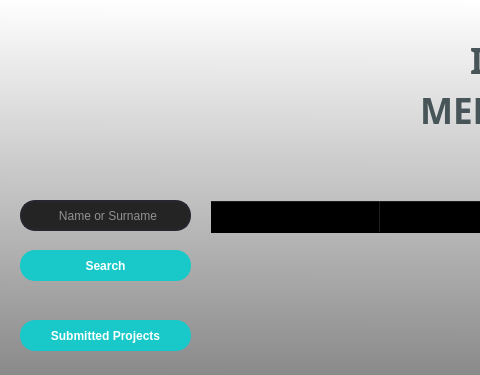
Old version of the form interviews_ui.ui in the repository ibrahimes82/VIT3-Python-Module-Week7; both pictures show x 0 to 480 and y 0 to 375 of the 750 by 590 pixel window.
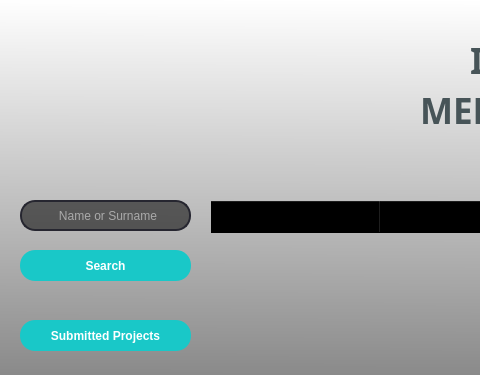
New version of the form. Icons and pictures are not drawn.

```diff
--- a/interviews_ui.ui
+++ b/interviews_ui.ui
@@ -208,7 +208,7 @@
   border-radius: 15px;
   color: #FFF;
   padding-left: 15px;
-  background-color: rgb(36, 36, 36);
+  background-color: rgba(0, 0, 0,55%);
  
 }
 
```
